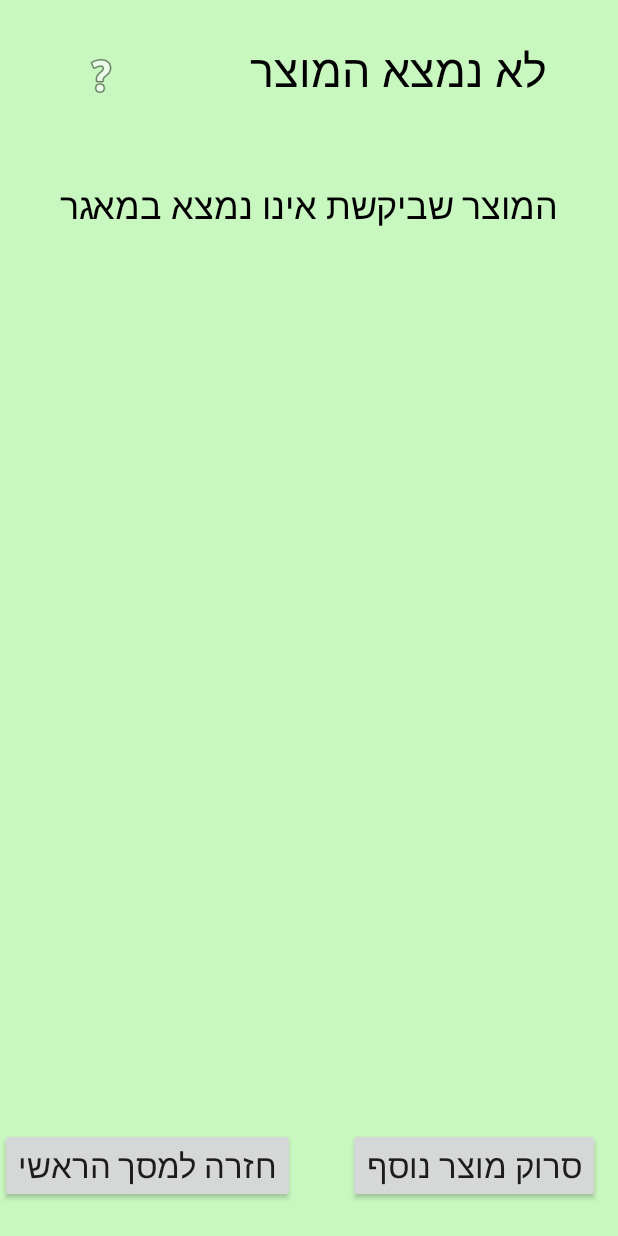
After one commit to krasanya/Celiacc, an Android app: the layout popupwindow.xml on its own in the app's theme, with its tools: preview values and no code run, on a phone screen of 412 x 824 dp. The commit adds this screen. Run offline under Robolectric (Android 15) with nearby library versions, the phone set to English and light mode, and no system bars.

Commit message:
שינוים

```diff
--- a/app/src/main/AndroidManifest.xml
+++ b/app/src/main/AndroidManifest.xml
@@ -32,6 +32,10 @@
             android:label="@string/title_activity_search"
             android:theme="@style/AppTheme.NoActionBar" />
         <activity android:name=".BarcodeScan"></activity>
+        <activity android:name=".Pop"
+            android:theme="@style/AppTheme.PopUp"
+            ></activity>
     </application>
 
+
 </manifest>
--- a/app/src/main/java/il/non/celiacc/MainMenu.java
+++ b/app/src/main/java/il/non/celiacc/MainMenu.java
@@ -14,6 +14,7 @@ public class MainMenu extends AppCompatActivity {
     @Override
     protected void onCreate(Bundle savedInstanceState) {
         super.onCreate(savedInstanceState);
+
         setContentView(R.layout.activity_main_menu);
         Button Barcodebutton = (Button) findViewById(R.id.buttonBarcode);
         Button Updatebutton = (Button) findViewById(R.id.buttonUpdateUser);
--- /dev/null
+++ b/app/src/main/res/layout/popupwindow.xml
@@ -0,0 +1,72 @@
+<?xml version="1.0" encoding="utf-8"?>
+<RelativeLayout xmlns:android="http://schemas.android.com/apk/res/android"
+    xmlns:app="http://schemas.android.com/apk/res-auto"
+    android:layout_width="match_parent"
+    android:layout_height="match_parent"
+    android:background="@color/GreenLight">
+
+    <TextView
+        android:id="@+id/TitleDidntFind"
+        android:layout_width="wrap_content"
+        android:layout_height="wrap_content"
+        android:layout_alignParentEnd="true"
+        android:layout_alignParentRight="true"
+        android:layout_alignParentTop="true"
+        android:layout_marginEnd="48dp"
+        android:layout_marginRight="48dp"
+        android:layout_marginTop="26dp"
+        android:text="לא נמצא המוצר"
+        android:textColor="@android:color/background_dark"
+        android:textColorHighlight="@android:color/background_dark"
+        android:textSize="30sp" />
+
+    <ImageView
+        android:id="@+id/imageView"
+        android:layout_width="wrap_content"
+        android:layout_height="wrap_content"
+        android:layout_alignBottom="@+id/TitleDidntFind"
+        android:layout_alignParentLeft="true"
+        android:layout_alignParentStart="true"
+        android:layout_marginLeft="51dp"
+        android:layout_marginStart="51dp"
+        android:background="@color/GreenLight"
+        app:srcCompat="@android:drawable/ic_menu_help" />
+
+    <TextView
+        android:id="@+id/textDidntFind"
+        android:layout_width="wrap_content"
+        android:layout_height="wrap_content"
+        android:layout_below="@+id/TitleDidntFind"
+        android:layout_centerHorizontal="true"
+        android:layout_marginTop="53dp"
+        android:text="המוצר שביקשת אינו נמצא במאגר"
+        android:textColor="@android:color/background_dark"
+        android:textSize="24sp" />
+
+    <Button
+        android:id="@+id/buttonscanAnother"
+        android:layout_width="wrap_content"
+        android:layout_height="wrap_content"
+        android:layout_alignParentBottom="true"
+        android:layout_alignParentEnd="true"
+        android:layout_alignParentRight="true"
+        android:layout_marginBottom="22dp"
+        android:layout_marginEnd="12dp"
+        android:layout_marginRight="12dp"
+        android:onClick="BackToScanner"
+        android:text="סרוק מוצר נוסף"
+        android:textSize="22sp" />
+
+    <Button
+        android:id="@+id/buttonbackFromScan"
+        android:layout_width="wrap_content"
+        android:layout_height="wrap_content"
+        android:layout_alignBaseline="@+id/buttonscanAnother"
+        android:layout_alignBottom="@+id/buttonscanAnother"
+        android:layout_alignParentLeft="true"
+        android:layout_alignParentStart="true"
+        android:onClick="BackToMenu"
+        android:text="חזרה למסך הראשי"
+        android:textSize="22sp" />
+
+</RelativeLayout>
--- a/app/src/main/res/values/colors.xml
+++ b/app/src/main/res/values/colors.xml
@@ -3,4 +3,5 @@
     <color name="colorPrimary">#3F51B5</color>
     <color name="colorPrimaryDark">#303f9f</color>
     <color name="colorAccent">#FF4081</color>
+    <color name="GreenLight">#c9f7c0</color>
 </resources>
--- a/app/src/main/res/values/styles.xml
+++ b/app/src/main/res/values/styles.xml
@@ -17,4 +17,9 @@
 
     <style name="AppTheme.PopupOverlay" parent="ThemeOverlay.AppCompat.Light" />
 
+    <style name="AppTheme.PopUp">
+        <item name="android:windowIsTranslucent">true</item>
+        <item name="android:windowCloseOnTouchOutside">true</item>
+    </style>
+
 </resources>
```
Also changed, not shown: app/src/main/java/il/non/celiacc/BarcodeScan.java (+29 -8 lines), app/src/main/java/il/non/celiacc/Pop.java (added, +49 -0 lines), app/src/main/res/layout/activity_barcode_scan.xml (+1 -23 lines).
